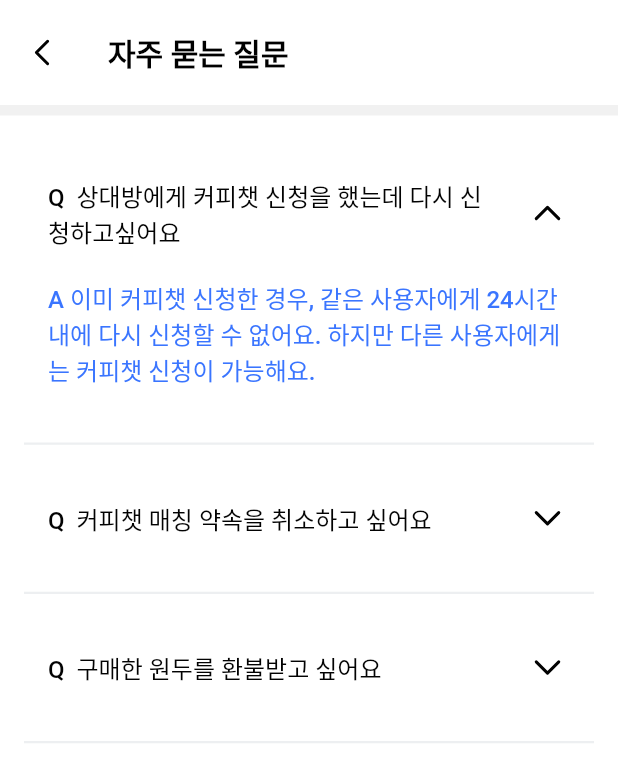
After one commit to keodam/keodam-fronted-app, a Flutter app: the ContactSupportFaqScreen screen opened by its route, after a tap on an icon or button, on a phone screen of 412 x 824 dp. The commit adds this screen. Shown: the top 782 px of the screen. Run offline on Flutter 3.47's test engine with Material 3 defaults, Android fonts, the phone set to English and light mode, and no system bars; our stand-ins replace dotted_line, flutter_riverpod, flutter_svg, flutter_switch, freezed_annotation, go_router and 1 more; generated files the repository leaves out were written again; Roboto replaces fonts that are missing (Pretendard); project files that could hold a hidden picture were left out.

Commit message:
feat: 마이페이지 > 고객센터 E 화면 구현
-

```diff
--- a/lib/core/router/mypage_routes.dart
+++ b/lib/core/router/mypage_routes.dart
@@ -2,6 +2,8 @@ import 'package:go_router/go_router.dart';
 import 'package:keodam/features/mypage/data/model/purchase_data.dart';
 import 'package:keodam/features/mypage/data/model/shop_product_data.dart';
 import 'package:keodam/features/mypage/presentation/screens/community_profile_edit.dart';
+import 'package:keodam/features/mypage/presentation/screens/contact_support_faq_screen.dart';
+import 'package:keodam/features/mypage/presentation/screens/contact_support_screen.dart';
 import 'package:keodam/features/mypage/presentation/screens/delete_account_screen.dart';
 import 'package:keodam/features/mypage/presentation/screens/manage_block_users_screen.dart';
 import 'package:keodam/features/mypage/presentation/screens/mentee_level_guide.dart';
@@ -79,5 +81,15 @@ final mypageRoutes = GoRoute(
       path: Routes.mypageBlockUsers,
       builder: (context, state) => const ManageBlockUsersScreen(),
     ),
+    GoRoute(
+      path: Routes.mypageContactSupport,
+      builder: (context, state) => const ContactSupportScreen(),
+      routes: [
+        GoRoute(
+          path: Routes.mypageContactSupportFaq,
+          builder: (context, state) => const ContactSupportFaqScreen(),
+        ),
+      ],
+    ),
   ],
 );
--- a/lib/core/router/routes.dart
+++ b/lib/core/router/routes.dart
@@ -17,4 +17,6 @@ class Routes {
   static const mypageWithdraw = 'withdraw';
   static const mypageBlockUsers = 'block-users';
   static const mypageRefundDetail = 'refund-detail';
+  static const mypageContactSupport = 'contact-support';
+  static const mypageContactSupportFaq = 'contact-support-faq';
 }
--- /dev/null
+++ b/lib/features/mypage/data/model/faq_item_data.dart
@@ -0,0 +1,6 @@
+class FaqItemData {
+  final String question;
+  final String answer;
+
+  const FaqItemData({required this.question, required this.answer});
+}
--- /dev/null
+++ b/lib/features/mypage/data/model/faq_table.dart
@@ -0,0 +1,19 @@
+import 'package:keodam/features/mypage/data/model/faq_item_data.dart';
+
+const List<FaqItemData> faqList = [
+  FaqItemData(
+    question: '상대방에게 커피챗 신청을 했는데 다시 신청하고싶어요',
+    answer:
+        '이미 커피챗 신청한 경우, 같은 사용자에게 24시간 내에 다시 신청할 수 없어요. 하지만 다른 사용자에게는 커피챗 신청이 가능해요.',
+  ),
+  FaqItemData(
+    question: '커피챗 매칭 약속을 취소하고 싶어요',
+    answer:
+        '커피챗이 성사된 이후 약속을 취소하고싶다면, 상호간의 동의가 이루어진 후 채팅방에서 오른쪽 상단 ...을 클릭 후 [약속 취소]를 통해 취소할 수 있어요.',
+  ),
+  FaqItemData(
+    question: '구매한 원두를 환불받고 싶어요',
+    answer:
+        '구매한 원두에 대한 환불은 [상점]-[구매내역]-[환불]을 통해 가능해요. [환불] 상태가 아닌, [환불 불가] 상태의 경우는 구매한 원두를 일부라도 사용하였으므로 전체 환불이 불가하며, 커담은 구매시 이용약관에 따라 부분환불은 제공하고있지 않은 점 양해부탁드립니다.',
+  ),
+];
--- /dev/null
+++ b/lib/features/mypage/presentation/screens/contact_support_faq_screen.dart
@@ -0,0 +1,94 @@
+import 'package:flutter/material.dart';
+import 'package:flutter_riverpod/flutter_riverpod.dart';
+import 'package:keodam/core/theme/colors.dart';
+import 'package:keodam/core/theme/text_styles.dart';
+
+import 'package:flutter_svg/flutter_svg.dart';
+import 'package:keodam/features/mypage/data/model/faq_table.dart';
+
+import 'package:keodam/features/mypage/presentation/widgets/basic_appbar.dart';
+import 'package:keodam/features/mypage/presentation/widgets/section_divider.dart';
+
+class ContactSupportFaqScreen extends ConsumerWidget {
+  const ContactSupportFaqScreen({super.key});
+
+  @override
+  Widget build(BuildContext context, WidgetRef ref) {
+    return Scaffold(
+      appBar: BasicAppBar(title: '자주 묻는 질문'),
+      body: Column(
+        children: [
+          Expanded(
+            child: ListView.separated(
+              padding: const EdgeInsets.all(16.0),
+              itemCount: faqList.length,
+              itemBuilder: (context, index) {
+                final item = faqList[index];
+                final isLast = index == faqList.length - 1;
+
+                return Column(
+                  children: [
+                    FaqItem(question: item.question, answer: item.answer),
+                    if (isLast) const SectionDivider(height: 1.5),
+                  ],
+                );
+              },
+              separatorBuilder: (_, __) => const SectionDivider(height: 1.5),
+            ),
+          ),
+        ],
+      ),
+    );
+  }
+}
+
+class FaqItem extends ConsumerStatefulWidget {
+  final String question;
+  final String answer;
+
+  const FaqItem({super.key, required this.question, required this.answer});
+
+  @override
+  ConsumerState<FaqItem> createState() => _FaqItemState();
+}
+
+class _FaqItemState extends ConsumerState<FaqItem> {
+  bool _isExpanded = false;
+
+  @override
+  Widget build(BuildContext context) {
+    return Padding(
+      padding: const EdgeInsets.symmetric(vertical: 20.0),
+      child: Theme(
+        data: Theme.of(context).copyWith(dividerColor: Colors.transparent),
+        child: ExpansionTile(
+          title: Text(
+            'Q  ${widget.question}',
+            style: AppTextStyle.medium16.copyWith(color: textBlack),
+          ),
+          trailing: SvgPicture.asset(
+            _isExpanded
+                ? 'assets/icons/arrow_up.svg'
+                : 'assets/icons/arrow_down.svg',
+            width: 30,
+            height: 30,
+          ),
+          onExpansionChanged: (expanded) {
+            setState(() {
+              _isExpanded = expanded;
+            });
+          },
+          children: [
+            Padding(
+              padding: const EdgeInsets.all(16.0),
+              child: Text(
+                'A ${widget.answer}',
+                style: AppTextStyle.medium16.copyWith(color: textBlue02),
+              ),
+            ),
+          ],
+        ),
+      ),
+    );
+  }
+}
--- /dev/null
+++ b/lib/features/mypage/presentation/screens/contact_support_screen.dart
@@ -0,0 +1,114 @@
+import 'package:flutter/material.dart';
+import 'package:flutter_riverpod/flutter_riverpod.dart';
+import 'package:go_router/go_router.dart';
+import 'package:keodam/core/router/routes.dart';
+import 'package:keodam/core/theme/colors.dart';
+import 'package:keodam/core/theme/text_styles.dart';
+import 'package:keodam/features/mypage/presentation/widgets/basic_appbar.dart';
+import 'package:keodam/features/mypage/presentation/widgets/section_divider.dart';
+
+class ContactSupportScreen extends ConsumerWidget {
+  const ContactSupportScreen({super.key});
+
+  @override
+  Widget build(BuildContext context, WidgetRef ref) {
+    return Scaffold(
+      appBar: BasicAppBar(title: '고객센터'),
+      body: Padding(
+        padding: const EdgeInsets.all(16.0),
+        child: Column(
+          children: [
+            KakaoChannelTalk(),
+            SectionDivider(height: 1.5),
+            ContactSupportTile(
+              title: '자주묻는질문',
+              onTap: () {
+                context.go(
+                  '${Routes.mypage}/${Routes.mypageContactSupport}/${Routes.mypageContactSupportFaq}',
+                );
+              },
+            ),
+            SectionDivider(height: 1.5),
+            ContactSupportTile(
+              title: '이용약관 및 개인정보 처리 방침',
+              onTap: () {
+                //TODO: 개인정보 수집 및 이용약관 전문(B3)으로 이동
+              },
+            ),
+            SectionDivider(height: 1.5),
+            ContactSupportTile(
+              title: '도움말',
+              onTap: () {
+                //TODO: 커담이용가이드 페이지
+              },
+            ),
+            SectionDivider(height: 1.5),
+          ],
+        ),
+      ),
+    );
+  }
+}
+
+class KakaoChannelTalk extends ConsumerWidget {
+  const KakaoChannelTalk({super.key});
+
+  @override
+  Widget build(BuildContext context, WidgetRef ref) {
+    return GestureDetector(
+      onTap: () {
+        //TODO: 카카오톡 채널 연결
+      },
+      child: Padding(
+        padding: const EdgeInsets.symmetric(vertical: 16.0, horizontal: 30.0),
+        child: Row(
+          children: [
+            Image.asset('assets/images/mypage/kakao_logo.png', width: 52),
+            SizedBox(width: 8.0),
+            Column(
+              crossAxisAlignment: CrossAxisAlignment.start,
+              children: [
+                Text(
+                  '카카오톡 채널톡으로 문의하기',
+                  style: AppTextStyle.medium16.copyWith(color: textBlack),
+                ),
+                SizedBox(height: 8.0),
+                Text(
+                  '문의시간 : 평일 오전 9:00 ~ 오후 6:00',
+                  style: AppTextStyle.regular12.copyWith(color: textBlack),
+                ),
+              ],
+            ),
+          ],
+        ),
+      ),
+    );
+  }
+}
+
+class ContactSupportTile extends ConsumerWidget {
+  final String title;
+  final VoidCallback? onTap;
+  const ContactSupportTile({super.key, required this.title, this.onTap});
+
+  @override
+  Widget build(BuildContext context, WidgetRef ref) {
+    return GestureDetector(
+      child: ListTile(
+        title: Column(
+          crossAxisAlignment: CrossAxisAlignment.start,
+          children: [
+            Padding(
+              padding: const EdgeInsets.all(30.0),
+              child: Text(
+                title,
+                style: AppTextStyle.medium16.copyWith(color: textBlack),
+              ),
+            ),
+          ],
+        ),
+        onTap: onTap,
+      ),
+    );
+  }
+}
--- a/lib/features/mypage/presentation/widgets/section_user_support.dart
+++ b/lib/features/mypage/presentation/widgets/section_user_support.dart
@@ -23,7 +23,9 @@ class UserSupportSection extends StatelessWidget {
             title: MypageMenuTitle.contactSupport,
             showTrailing: false,
             iconAssetPath: '',
-            onTap: () {},
+            onTap: () {
+              context.go('${Routes.mypage}/${Routes.mypageContactSupport}');
+            },
           ),
           Divider(height: 2, color: backgroundColor01),
           MypageMenuTile(
```
Also changed, not shown: assets/icons/arrow_down.svg (added), assets/icons/arrow_up.svg (added), assets/images/mypage/kakao_logo.png (added).
